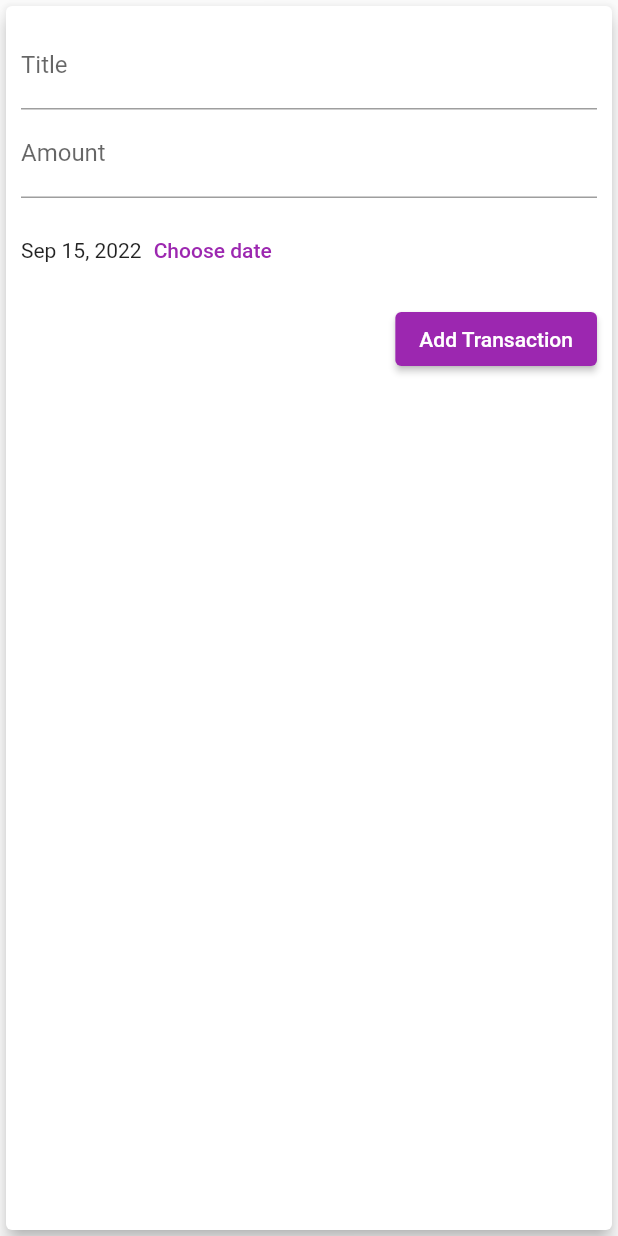
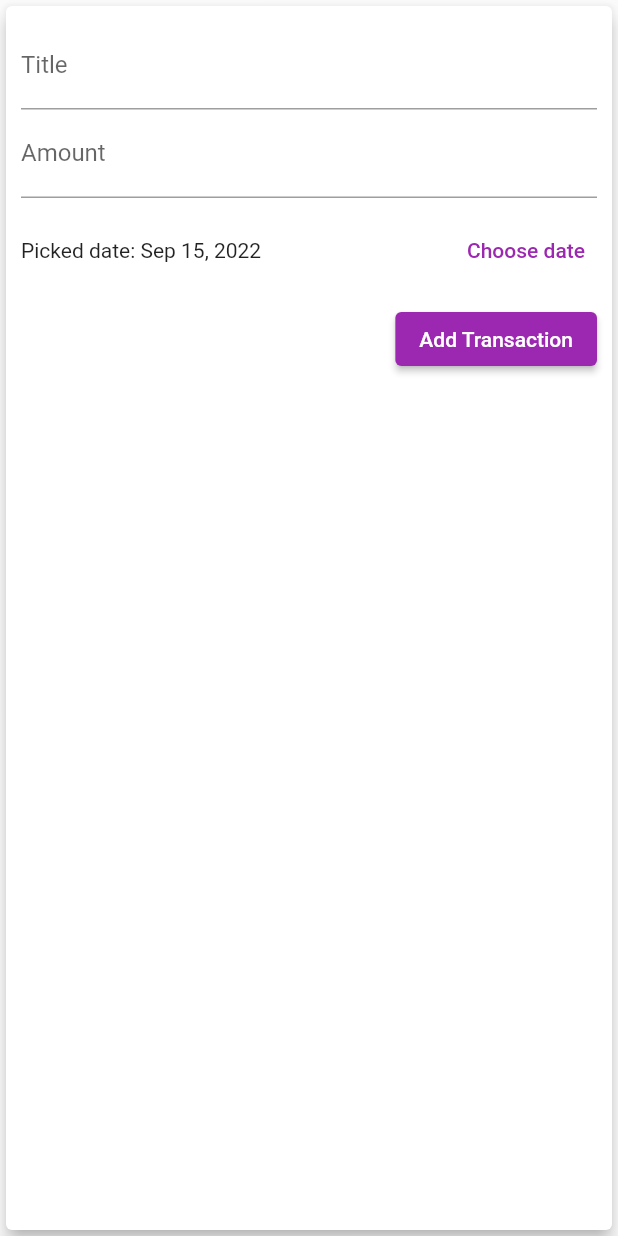
Before and after one commit to soulandbone/myexpenses_app, a Flutter app: the NewTransaction widget shown alone on an empty page, opened directly with empty values, after a tap on "Add Transaction", on a phone screen of 412 x 824 dp. Run offline on Flutter 3.47's test engine with Material 2 defaults, Android fonts, the phone set to English and light mode, and no system bars.

Commit message:
dates that are picked are now included in the transaction. No longer inputing today's date for all transactions, some minor tweaks of error handling and appearance

```diff
--- a/lib/main.dart
+++ b/lib/main.dart
@@ -60,11 +60,11 @@ class _MyHomePageState extends State<MyHomePage> {
         id: 'abc3', amount: 81.99, text: 'PS5 controller', date: DateTime.now())
   ];
 
-  void _addNewTransaction(String txTitle, double txAmount) {
+  void _addNewTransaction(String txTitle, double txAmount, DateTime txDate) {
     Transaction transaction = Transaction(
         text: txTitle,
         amount: txAmount,
-        date: DateTime.now(),
+        date: txDate,
         id: DateTime.now().toString());
 
     setState(() {
--- a/lib/widgets/new_transaction.dart
+++ b/lib/widgets/new_transaction.dart
@@ -18,14 +18,18 @@ class _NewTransactionState extends State<NewTransaction> {
   var _selectedDate = DateTime.now();
 
   void _submitData() {
+    if (_amountInput.text.isEmpty) {
+      return;
+    }
     final savedTitle = _titleInput.text;
     final savedAmount = double.parse(_amountInput.text);
+    final submittedDate = _selectedDate;
 
     if (savedTitle.isEmpty || savedAmount <= 0) {
       return;
     }
 
-    widget.addNewTrx(savedTitle, savedAmount);
+    widget.addNewTrx(savedTitle, savedAmount, submittedDate);
     Navigator.pop(context); //Navigator.of(context).pop
   }
 
@@ -66,7 +70,10 @@ class _NewTransactionState extends State<NewTransaction> {
               height: 70,
               child: Row(
                 children: [
-                  Text(DateFormat.yMMMd().format(_selectedDate)),
+                  Expanded(
+                    child: Text(
+                        'Picked date: ${DateFormat.yMMMd().format(_selectedDate)}'),
+                  ),
                   TextButton(
                       onPressed: _revealDatePicker, child: Text('Choose date'))
                 ],
```
